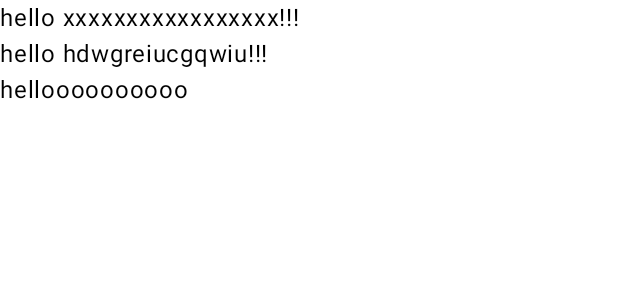
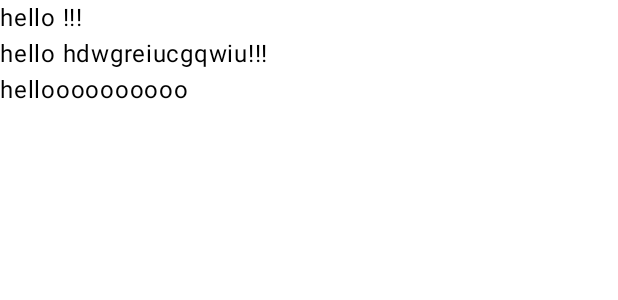
Before and after one commit to sfiorenzaaa/labweek7, an Android app built with Jetpack Compose: the @Preview function HomeViewPreview, on a phone screen of 412 x 824 dp. Shown: the top 300 px of the screen. Run offline under Robolectric (Android 15) with nearby library versions, the phone set to English and light mode, and no system bars.

Commit message:
update neww homepaceuedu

```diff
--- a/app/src/main/java/com/shannon/myapplication/homeview.kt
+++ b/app/src/main/java/com/shannon/myapplication/homeview.kt
@@ -10,7 +10,7 @@ import com.shannon.myapplication.ui.theme.MyApplicationTheme
 fun HomeView(){
     Column {
         Text (
-            text = "hello xxxxxxxxxxxxxxxxx!!!"
+            text = "hello !!!"
 
         )
         Text (
```
